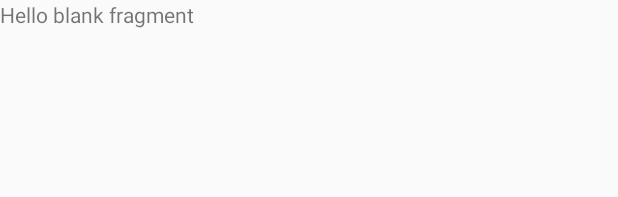
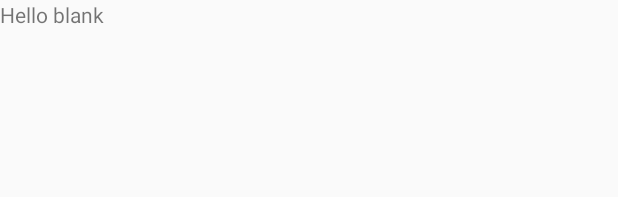
Before and after one commit to Mioler1/Tatneft_Quest-Kotlin-, an Android app: the layout fragment_profile.xml on its own in the app's theme, with its tools: preview values and no code run, on a phone screen of 412 x 824 dp. Shown: the top 197 px of the screen. Run offline under Robolectric (Android 15) with nearby library versions, the phone set to English and light mode, and no system bars; Roboto replaces fonts that are not available here.

Commit message:
commit drawble

```diff
--- a/app/src/main/res/values/strings.xml
+++ b/app/src/main/res/values/strings.xml
@@ -1,6 +1,6 @@
 <resources>
     <string name="app_name">Tatneft Quest</string>
-    <string name="hello_blank_fragment">Hello blank fragment</string>
+    <string name="hello_blank_fragment">Hello blank</string>
 
     <!-- fragment_authorization -->
     <string name="come">Войти</string>
```
